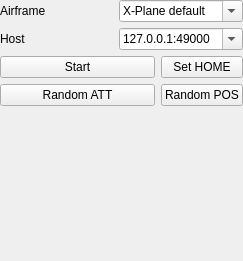
First picture: the form in src/ui/QGCHilXPlaneConfiguration.ui, repository mavlink/qgroundcontrol, before the edit.
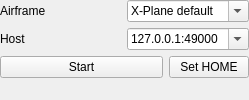
Second picture: the form after the edit.

What changed in the file:
```diff
--- a/src/ui/QGCHilXPlaneConfiguration.ui
+++ b/src/ui/QGCHilXPlaneConfiguration.ui
@@ -6,8 +6,8 @@
    <rect>
     <x>0</x>
     <y>0</y>
-    <width>243</width>
-    <height>261</height>
+    <width>249</width>
+    <height>100</height>
    </rect>
   </property>
   <property name="windowTitle">
@@ -24,6 +24,19 @@
      </property>
     </widget>
    </item>
+   <item row="5" column="0">
+    <spacer name="verticalSpacer">
+     <property name="orientation">
+      <enum>Qt::Vertical</enum>
+     </property>
+     <property name="sizeHint" stdset="0">
+      <size>
+       <width>20</width>
+       <height>40</height>
+      </size>
+     </property>
+    </spacer>
+   </item>
    <item row="0" column="1" colspan="3">
     <widget class="QComboBox" name="airframeComboBox">
      <property name="editable">
@@ -100,20 +113,6 @@
      </item>
     </widget>
    </item>
-   <item row="5" column="2" colspan="2">
-    <widget class="QPushButton" name="randomPositionButton">
-     <property name="text">
-      <string>Random POS</string>
-     </property>
-    </widget>
-   </item>
-   <item row="5" column="0" colspan="2">
-    <widget class="QPushButton" name="randomAttitudeButton">
-     <property name="text">
-      <string>Random ATT</string>
-     </property>
-    </widget>
-   </item>
    <item row="1" column="0">
     <widget class="QLabel" name="hostLabel">
      <property name="text">
@@ -128,19 +127,6 @@
      </property>
     </widget>
    </item>
-   <item row="6" column="0">
-    <spacer name="verticalSpacer">
-     <property name="orientation">
-      <enum>Qt::Vertical</enum>
-     </property>
-     <property name="sizeHint" stdset="0">
-      <size>
-       <width>20</width>
-       <height>40</height>
-      </size>
-     </property>
-    </spacer>
-   </item>
   </layout>
  </widget>
  <resources/>
```
Left out of the diff: 12 changed lines with no effect on the pictures.
